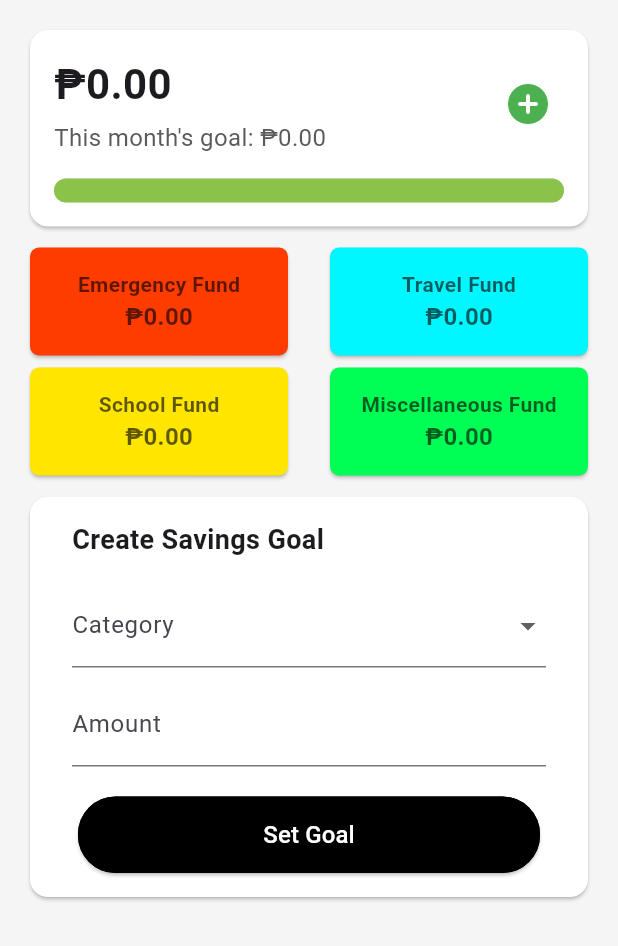
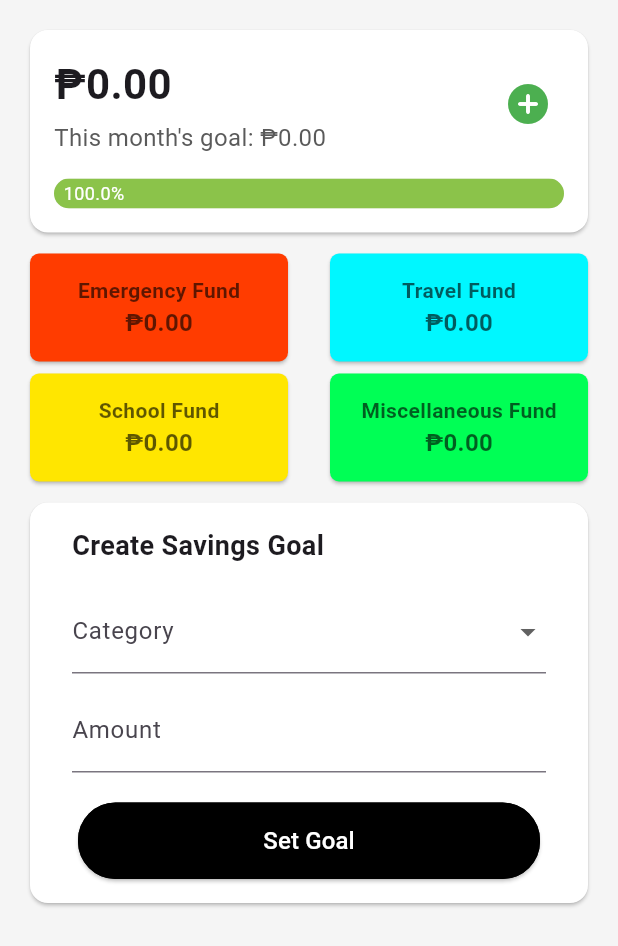
Before and after one commit to javieAlfaro/onlyfunds---budget-management-system, a Flutter app: the SavingsPage screen opened directly, on a phone screen of 412 x 824 dp. Shown: the top 946 px of the screen. Run offline on Flutter 3.47's test engine with Material 3 defaults, Android fonts, the phone set to English and light mode, and no system bars; our stand-ins replace cloud_firestore, firebase_auth, firebase_core; accounts and stored records are empty; network calls fail.

Commit message:
Fixed Savings Page Errors and Register Page button

```diff
--- a/lib/pages/register_page.dart
+++ b/lib/pages/register_page.dart
@@ -148,6 +148,8 @@ class _RegisterPageState extends State<RegisterPage> {
               text: isLoading ? "Loading..." : "Sign Up",
               onPressed: isLoading ? null : _signUp,
               width: 250,
+              borderColor: isLoading ? Colors.white : Colors.black,
+              textColor: isLoading ? Colors.black : Colors.white,
             ),
             TextButton(
             onPressed: () {
--- a/lib/pages/savings_page.dart
+++ b/lib/pages/savings_page.dart
@@ -120,19 +120,37 @@ class _SavingsPageState extends State<SavingsPage> {
                   stream: SavingsService().currentTargetSavings(),
                   builder: (context, snapshotTarget) {
                     double target = snapshotTarget.data ?? 1; // avoid division by zero
+                    double progress = (saved / target).clamp(0.0, 1.0);
+                    double percentage = progress * 100;
 
-                    return LinearProgressIndicator(
-                      value: (saved / target).clamp(0.0, 1.0),
-                      backgroundColor: Colors.grey[300],
-                      color: Colors.lightGreen,
-                      minHeight: 16,
-                      borderRadius: BorderRadius.circular(8),
+                    return Stack(
+                      alignment: Alignment.centerLeft, // centers the text inside the bar
+                      children: [
+                        // 🟩 Background progress bar
+                        ClipRRect(
+                          borderRadius: BorderRadius.circular(16),
+                          child: LinearProgressIndicator(
+                            value: progress,
+                            backgroundColor: Colors.grey[300],
+                            color: Colors.lightGreen,
+                            minHeight: 20,
+                          ),
+                        ),
+
+                        // 💬 Text on top of the progress bar
+                        Text(
+                          "  ${percentage.toStringAsFixed(1)}%",
+                          style: const TextStyle(
+                            color: Colors.white,
+                            fontSize: 12 // good contrast inside green bar
+                          ),
+                        ),
+                      ],
                     );
                   },
                 );
               },
-            )
-
+            ),
           ],
         ),
       ),
@@ -237,7 +255,7 @@ Widget _displayFundBox() {
                     DropdownMenuItem(
                         value: "School Fund", child: Text("School Fund")),
                     DropdownMenuItem(
-                        value: "Miscellaneous", child: Text("Miscellaneous")),
+                        value: "Miscellaneous Fund", child: Text("Miscellaneous Fund")),
                   ],
                   onChanged: (value) {
                     setState(() {
```
